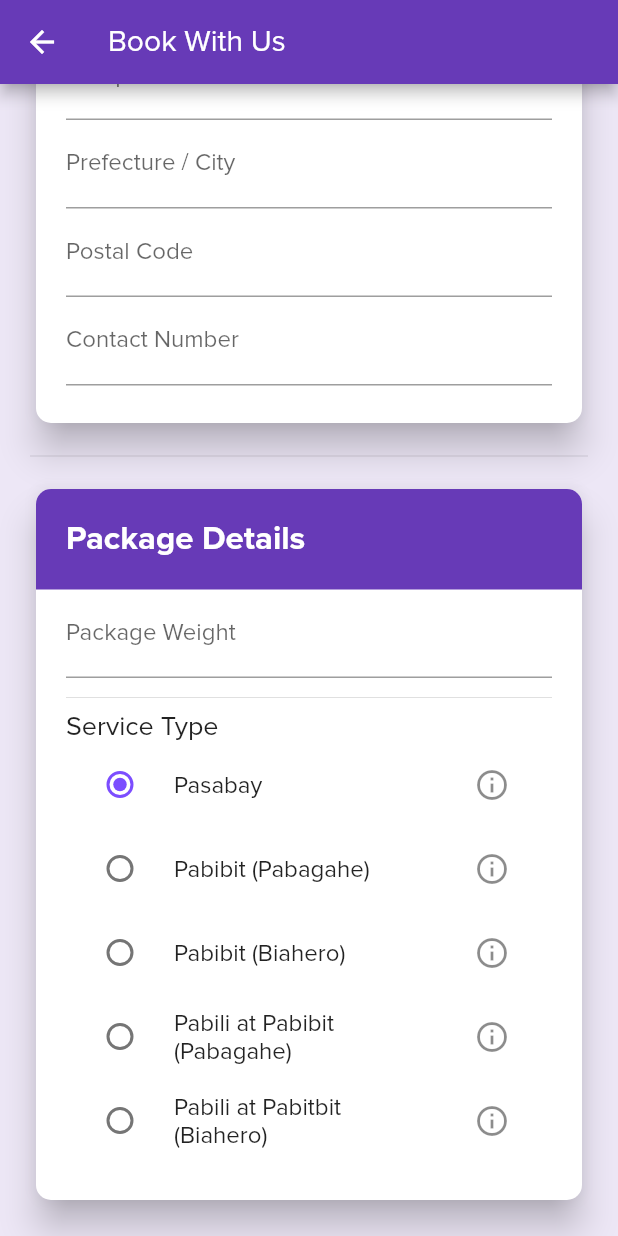
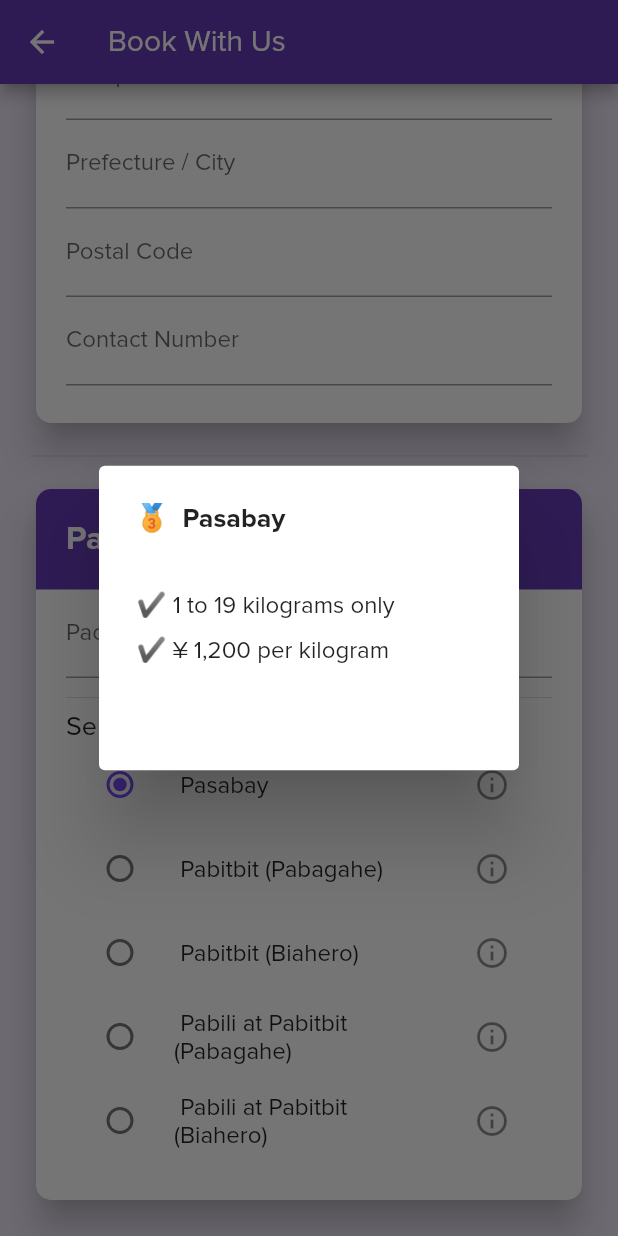
Before and after one commit to Qubits-01/pabitbit-pabagahe-pabili, a Flutter app: the OrderBookingScreen screen opened by its route, scrolled down 675 dp, after a tap on the "info outline" icon, on a phone screen of 412 x 824 dp. Run offline on Flutter 3.47's test engine with Material 2 defaults, Android fonts, the phone set to English and light mode, and no system bars; our stand-ins replace curved_navigation_bar.

Commit message:
Refactor services selection widget and add info dialog

```diff
--- /dev/null
+++ b/lib/data/services_type_data.dart
@@ -0,0 +1,57 @@
+import '../models/service_type.dart';
+
+enum ServicesTypeEnum {
+  pasabay,
+  pabitbitPabagahe,
+  pabitbitBiahero,
+  pabiliPabitbitPabagahe,
+  pabiliPabitbitBiahero,
+}
+
+final List<ServiceTypeModel> servicesTypeData = [
+  const ServiceTypeModel(
+    serviceName: '🥉  Pasabay',
+    description: [
+      '✔ 1 to 19 kilograms only',
+      '✔ ¥ 1,200 per kilogram',
+      '',
+    ],
+    serviceTypeEnum: ServicesTypeEnum.pasabay,
+  ),
+  const ServiceTypeModel(
+    serviceName: '🥈  Pabitbit (Pabagahe)',
+    description: [
+      '✔ 20 kilograms and above',
+      '✔ ¥ 1,200 per kilogram',
+      '',
+    ],
+    serviceTypeEnum: ServicesTypeEnum.pabitbitPabagahe,
+  ),
+  const ServiceTypeModel(
+    serviceName: '🥇  Pabitbit (Biahero)',
+    description: [
+      '✔ ¥ 1,000 per kilogram (futsu mono)',
+      '✔ ¥ 1,500 per kilogram (dame mono)',
+      '',
+    ],
+    serviceTypeEnum: ServicesTypeEnum.pabitbitBiahero,
+  ),
+  const ServiceTypeModel(
+    serviceName: '🏅  Pabili at Pabitbit (Pabagahe)',
+    description: [
+      '✔ ¥ 50 per kilogram (Pabili service fee)',
+      '✔ ¥ 1,200 per kilogram (Pabitbit service fee)',
+      '',
+    ],
+    serviceTypeEnum: ServicesTypeEnum.pabiliPabitbitPabagahe,
+  ),
+  const ServiceTypeModel(
+    serviceName: '🏆  Pabili at Pabitbit (Biahero)',
+    description: [
+      '✔ ¥ 500 per kilogram (Pabili service fee)',
+      '✔ ¥ 1,000 per kilogram (futsu mono)',
+      '✔ ¥ 1,500 per kilogram (dame mono)',
+    ],
+    serviceTypeEnum: ServicesTypeEnum.pabiliPabitbitBiahero,
+  ),
+];
--- a/lib/screens/order_booking/widgets/package_details.dart
+++ b/lib/screens/order_booking/widgets/package_details.dart
@@ -20,7 +20,7 @@ class PackageDetails extends StatelessWidget {
       formFields: <Widget>[
         TextFormField(
           decoration: const InputDecoration(
-            labelText: 'Package Weight',
+            labelText: 'Package Weight (in kilograms)',
           ),
           keyboardType: TextInputType.number,
           textInputAction: TextInputAction.next,
--- a/lib/screens/order_booking/widgets/pick_up_details.dart
+++ b/lib/screens/order_booking/widgets/pick_up_details.dart
@@ -40,7 +40,7 @@ class PickUpDetails extends StatelessWidget {
         ),
         TextFormField(
           decoration: const InputDecoration(
-            labelText: 'Box Weight',
+            labelText: 'Package Weight (in kilograms)',
           ),
           keyboardType: TextInputType.number,
           textInputAction: TextInputAction.next,
--- a/lib/screens/order_booking/widgets/services_selection.dart
+++ b/lib/screens/order_booking/widgets/services_selection.dart
@@ -1,4 +1,6 @@
 import 'package:flutter/material.dart';
+
+import '../../../data/services_type_data.dart';
 
 class ServicesSelection extends StatefulWidget {
   const ServicesSelection();
@@ -7,16 +9,46 @@ class ServicesSelection extends StatefulWidget {
   _ServicesSelectionState createState() => _ServicesSelectionState();
 }
 
-enum ServicesType {
-  pasabay,
-  pabitbitPabagahe,
-  pabitbitBiahero,
-  pabiliPabitbitPabagahe,
-  pabiliPabitbitBiahero,
+class _ServicesSelectionState extends State<ServicesSelection> {
+  // ignore: prefer_final_fields
+  ServicesTypeEnum _serviceType = ServicesTypeEnum.pasabay;
+
+  Future<bool> _showServiceInformation(
+    BuildContext context, {
+    @required String serviceName,
+    @required List<String> description,
+  }) {
+    return showDialog(
+      context: context,
+      builder: (context) => SimpleDialog(
+        title: Text(serviceName),
+        children: <Widget>[
+          Container(
+            padding: const EdgeInsets.all(25),
+            child: Column(
+              crossAxisAlignment: CrossAxisAlignment.start,
+              children: <Widget>[
+                Text(
+                  description[0],
+                  style: Theme.of(context).textTheme.bodyText1,
+                ),
+                const SizedBox(height: 10),
+                Text(
+                  description[1],
+                  style: Theme.of(context).textTheme.bodyText1,
+                ),
+                const SizedBox(height: 10),
+                Text(
+                  description[2],
+                  style: Theme.of(context).textTheme.bodyText1,
+                ),
+              ],
+            ),
+          ),
+        ],
+      ),
+    );
   }
-
-class _ServicesSelectionState extends State<ServicesSelection> {
-  ServicesType _serviceType = ServicesType.pasabay;
 
   @override
   Widget build(BuildContext context) {
@@ -34,76 +66,28 @@ class _ServicesSelectionState extends State<ServicesSelection> {
         //     },
         //   ),
         // ),
-        RadioListTile(
-          title: const Text('Pasabay'),
+        ...servicesTypeData
+            .map((serviceType) => RadioListTile(
+                  title: Text(
+                    serviceType.serviceName.substring(3),
+                  ),
                   secondary: IconButton(
                     icon: const Icon(Icons.info_outline),
-            onPressed: () {},
+                    onPressed: () => _showServiceInformation(
+                      context,
+                      serviceName: serviceType.serviceName,
+                      description: serviceType.description,
                     ),
-          value: ServicesType.pasabay,
+                  ),
+                  value: serviceType.serviceTypeEnum,
                   groupValue: _serviceType,
-          onChanged: (ServicesType value) {
+                  onChanged: (ServicesTypeEnum value) {
                     setState(() {
                       _serviceType = value;
                     });
                   },
-        ),
-        RadioListTile(
-          title: const Text('Pabibit (Pabagahe)'),
-          secondary: IconButton(
-            icon: const Icon(Icons.info_outline),
-            onPressed: () {},
-          ),
-          value: ServicesType.pabitbitPabagahe,
-          groupValue: _serviceType,
-          onChanged: (ServicesType value) {
-            setState(() {
-              _serviceType = value;
-            });
-          },
-        ),
-        RadioListTile(
-          title: const Text('Pabibit (Biahero)'),
-          secondary: IconButton(
-            icon: const Icon(Icons.info_outline),
-            onPressed: () {},
-          ),
-          value: ServicesType.pabitbitBiahero,
-          groupValue: _serviceType,
-          onChanged: (ServicesType value) {
-            setState(() {
-              _serviceType = value;
-            });
-          },
-        ),
-        RadioListTile(
-          title: const Text('Pabili at Pabibit (Pabagahe)'),
-          secondary: IconButton(
-            icon: const Icon(Icons.info_outline),
-            onPressed: () {},
-          ),
-          value: ServicesType.pabiliPabitbitPabagahe,
-          groupValue: _serviceType,
-          onChanged: (ServicesType value) {
-            setState(() {
-              _serviceType = value;
-            });
-          },
-        ),
-        RadioListTile(
-          title: const Text('Pabili at Pabitbit (Biahero)'),
-          secondary: IconButton(
-            icon: const Icon(Icons.info_outline),
-            onPressed: () {},
-          ),
-          value: ServicesType.pabiliPabitbitBiahero,
-          groupValue: _serviceType,
-          onChanged: (ServicesType value) {
-            setState(() {
-              _serviceType = value;
-            });
-          },
-        ),
+                ))
+            .toList(),
       ],
     );
   }
--- /dev/null
+++ b/specifications/services_type.txt
@@ -0,0 +1,47 @@
+Pick up Details
+
+Contact name:
+Pick up address:
+Contact num:
+Box wgt:
+Box size:
+Schedule of pick up:
+
+=======================
+Shipment going to
+
+Name:
+Complete address:
+Prefecture/City:
+Postal code:
+Contact num:
+
+Package wgt:
+
+Choose Services:
+*Pasabay
+- 1-19kgs only
+- ¥1,200 per kg
+
+*Pabitbit (Pabagahe)
+- 20kgs and above
+- ¥1,200 per kg
+
+*Pabitbit (Biahero)
+- ¥1,000 per kg (futsu mono)
+- ¥1,500 per kg (dame mono)
+
+*Pabili at Pabitbit (Pabagahe)
+- ¥50/kg pabili service fee
+- ¥1,200/kg Pabitbit servc fee
+
+*Pabili at Pabitbit (Biahero)
+- ¥500/kg Pabili servc fee
+- ¥1,000/kg  (futsu mono)
+- ¥1,500/kg (dame mono)s
+
+================================
+
+Contact us:
+090-5724-3152
+(02) 8281-7086
```
Also changed, not shown: lib/models/service_type.dart (added, +17 -0 lines), specifications/prohibited_items.txt (added, +39 -0 lines). Lines whose indentation alone changed are shown as unchanged.
